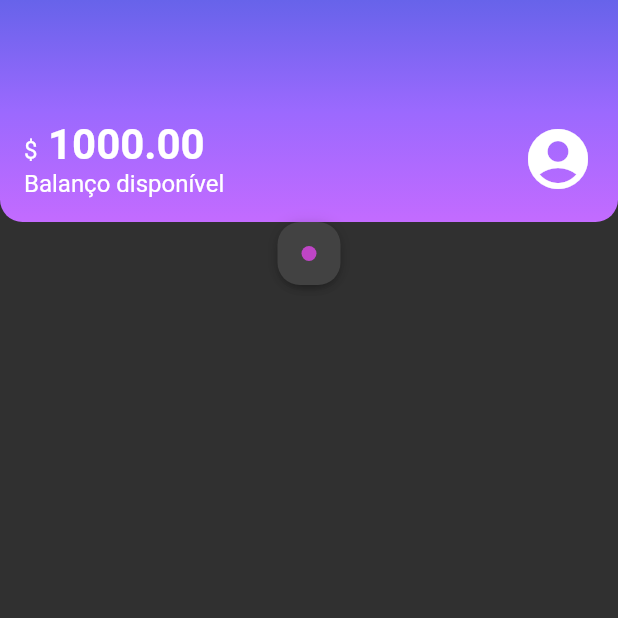
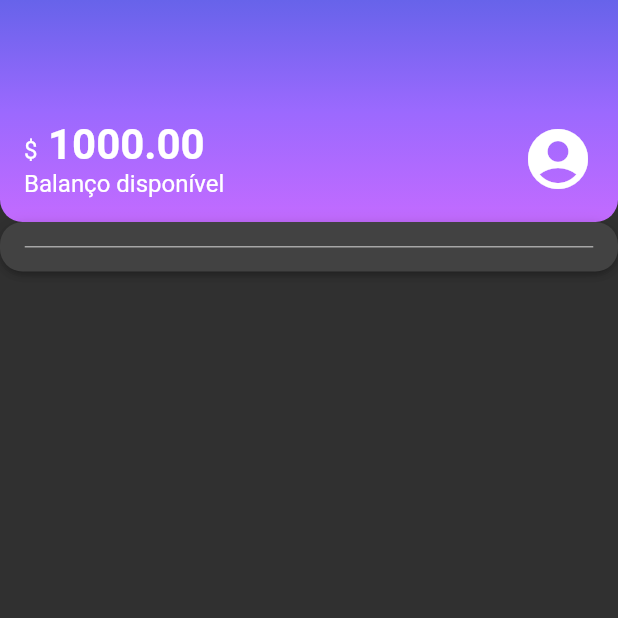
Before and after one commit to ohenriquemonte/Flutter-estilizando-e-reproduzindo-layouts, a Flutter app: the screen it shows after launch, on a phone screen of 412 x 824 dp, the top half of it. Run offline on Flutter 3.47's test engine with Material 2 defaults, Android fonts, the phone set to English and light mode, and no system bars; our stand-ins replace device_preview.

Commit message:
05.03 - Produzindo o ContentDivision

```diff
--- /dev/null
+++ b/lib/components/content_division.dart
@@ -0,0 +1,16 @@
+import 'package:flutter/material.dart';
+import 'package:flutter_estilizando_layouts_alr/themes/theme_colors.dart';
+
+class ContentDivision extends StatelessWidget {
+  const ContentDivision({super.key});
+
+  @override
+  Widget build(BuildContext context) {
+    return Container(
+      height: 1,
+      decoration: BoxDecoration(
+        border: Border.all(color: ThemeColors.division),
+      ),
+    );
+  }
+}
--- a/lib/screens/home.dart
+++ b/lib/screens/home.dart
@@ -1,8 +1,7 @@
 import 'package:flutter/material.dart';
 import 'package:flutter_estilizando_layouts_alr/components/box_card.dart';
-import 'package:flutter_estilizando_layouts_alr/components/color_dot.dart';
+import 'package:flutter_estilizando_layouts_alr/components/content_division.dart';
 import 'package:flutter_estilizando_layouts_alr/components/sections/header.dart';
-import 'package:flutter_estilizando_layouts_alr/themes/theme_colors.dart';
 
 class Home extends StatelessWidget {
   const Home({super.key});
@@ -11,10 +10,10 @@ class Home extends StatelessWidget {
   Widget build(BuildContext context) {
     return Scaffold(
       body: Column(
-        children: [
-          const Header(),
+        children: const [
+          Header(),
           BoxCard(
-            boxContent: ColorDot(color: ThemeColors.recentActivity['income']),
+            boxContent: ContentDivision(),
           ),
         ],
       ),
--- a/lib/themes/theme_colors.dart
+++ b/lib/themes/theme_colors.dart
@@ -11,4 +11,5 @@ class ThemeColors {
     'spent': Color.fromRGBO(255, 175, 29, 1),
     'income': Color.fromRGBO(191, 69, 198, 1),
   };
+  static const division = Color.fromRGBO(166, 166, 166, 1);
 }
```
